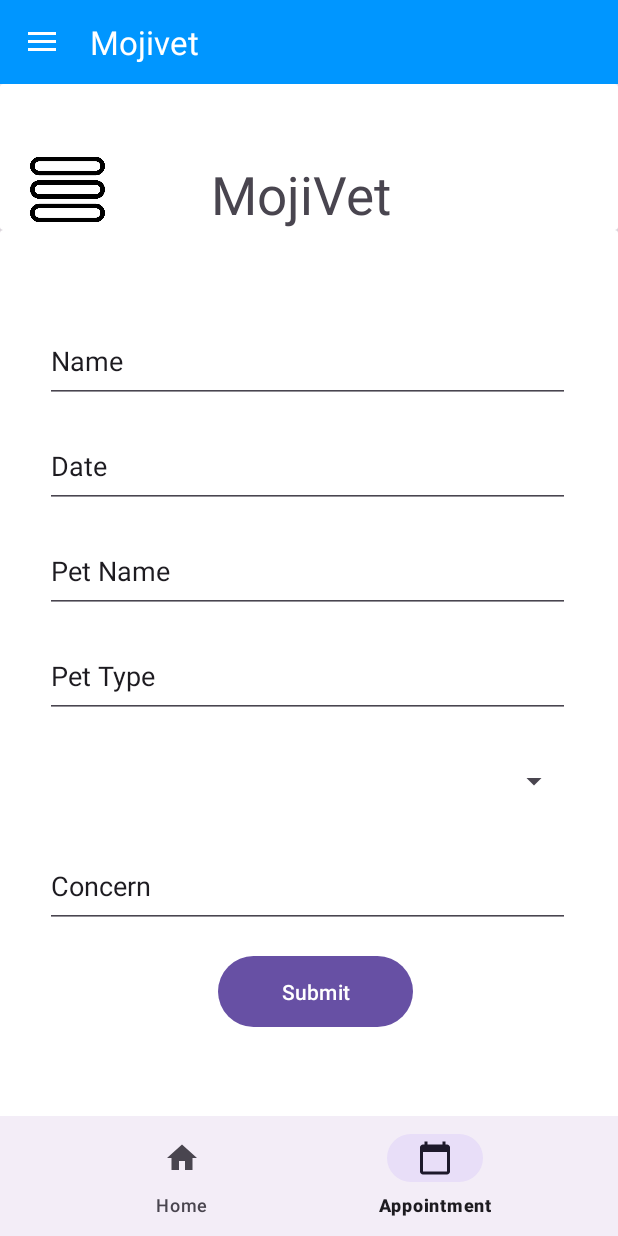
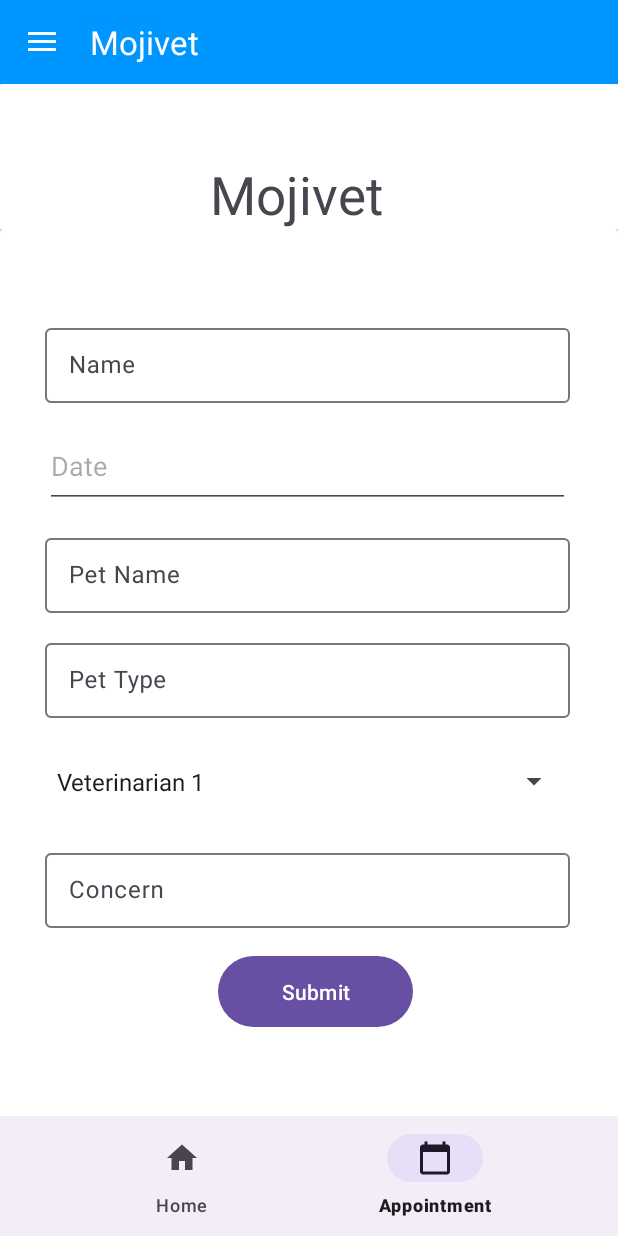
Before and after one commit to jamessysystem/Mojivet-Android, an Android app: the screen it shows after launch (MainActivity), item 2 of the bottom bar chosen, on a phone screen of 412 x 824 dp. Run offline under Robolectric (Android 15) with nearby library versions, the phone set to English and light mode, and no system bars.

Commit message:
fixed fragment_appointment.xml
Signed-off-by: Jamessysystem <smenardjames@gmail.com>

```diff
--- a/app/src/main/java/com/example/mojivet/nav_bottom/Appointment.kt
+++ b/app/src/main/java/com/example/mojivet/nav_bottom/Appointment.kt
@@ -3,9 +3,13 @@ package com.example.mojivet.nav_bottom
 import android.os.Bundle
 import androidx.fragment.app.Fragment
 import android.view.LayoutInflater
+import android.widget.AdapterView
+import android.widget.ArrayAdapter
+import android.widget.Spinner
 import android.view.View
 import android.view.ViewGroup
 import com.example.mojivet.R
+import java.util.Calendar
 
 // TODO: Rename parameter arguments, choose names that match
 // the fragment initialization parameters, e.g. ARG_ITEM_NUMBER
@@ -18,18 +22,8 @@ private const val ARG_PARAM2 = "param2"
  * create an instance of this fragment.
  */
 class Appointment : Fragment() {
-    // TODO: Rename and change types of parameters
-    private var param1: String? = null
-    private var param2: String? = null
-
-    override fun onCreate(savedInstanceState: Bundle?) {
-        super.onCreate(savedInstanceState)
-        arguments?.let {
-            param1 = it.getString(ARG_PARAM1)
-            param2 = it.getString(ARG_PARAM2)
-        }
-    }
-
+    private lateinit var spinner: Spinner
+    private val calendar = Calendar.getInstance()
     override fun onCreateView(
         inflater: LayoutInflater, container: ViewGroup?,
         savedInstanceState: Bundle?
@@ -37,24 +31,28 @@ class Appointment : Fragment() {
         // Inflate the layout for this fragment
         return inflater.inflate(R.layout.fragment_appointment, container, false)
     }
+    override fun onViewCreated(view: View, savedInstanceState: Bundle?) {
+        super.onViewCreated(view, savedInstanceState)
 
-    companion object {
-        /**
-         * Use this factory method to create a new instance of
-         * this fragment using the provided parameters.
-         *
-         * @param param1 Parameter 1.
-         * @param param2 Parameter 2.
-         * @return A new instance of fragment Appointment.
-         */
-        // TODO: Rename and change types and number of parameters
-        @JvmStatic
-        fun newInstance(param1: String, param2: String) =
-            Appointment().apply {
-                arguments = Bundle().apply {
-                    putString(ARG_PARAM1, param1)
-                    putString(ARG_PARAM2, param2)
-                }
+        spinner = view.findViewById(R.id.spin_vet)
+
+
+        val choices = arrayOf("Veterinarian 1", "Veterinarian 2", "Veterinarian 3")
+
+        val adapter = ArrayAdapter(requireContext(), android.R.layout.simple_spinner_item, choices)
+        adapter.setDropDownViewResource(android.R.layout.simple_spinner_dropdown_item)
+        spinner.adapter = adapter
+
+        // Optionally, you can add a listener to handle spinner item selection
+        spinner.onItemSelectedListener = object : AdapterView.OnItemSelectedListener {
+            override fun onItemSelected(parent: AdapterView<*>?, view: View?, position: Int, id: Long) {
+                val selectedItem = parent?.getItemAtPosition(position).toString()
+                // Do something with the selected item
             }
+
+            override fun onNothingSelected(parent: AdapterView<*>?) {
+                // Do something when nothing is selected
+            }
+        }
     }
 }
--- a/app/src/main/res/layout/fragment_appointment.xml
+++ b/app/src/main/res/layout/fragment_appointment.xml
@@ -10,28 +10,16 @@
     <androidx.cardview.widget.CardView
         android:layout_width="match_parent"
         android:layout_height="wrap_content">
-    <ImageView
-        android:layout_width="50dp"
-        android:layout_height="50dp"
-        android:layout_marginTop="45dp"
-        android:layout_marginLeft="20dp"
-        android:src="@drawable/borger"
-        >
-
-    </ImageView>
 
     <TextView
 
         android:layout_width="wrap_content"
         android:layout_height="wrap_content"
         android:gravity="center"
-        android:text="MojiVet"
+        android:text="@string/mojivet"
         android:layout_marginTop="50dp"
-
-        android:textSize="35dp"
-        android:layout_marginLeft="140dp"
-
-
+        android:textSize="35sp"
+        android:layout_marginStart="140dp"
         />
 
     </androidx.cardview.widget.CardView>
@@ -40,62 +28,84 @@
     <androidx.cardview.widget.CardView
         android:layout_width="match_parent"
         android:layout_height="match_parent">
-        <EditText
 
-            android:text="Name"
+        <com.google.android.material.textfield.TextInputLayout
             android:layout_width="350dp"
             android:layout_height="55dp"
+            android:hint="@string/name"
             android:layout_marginTop="60dp"
-            android:layout_marginLeft="30dp"
-            android:textAlignment="viewStart">
+            android:layout_marginStart="30dp">
 
-        </EditText>
+            <com.google.android.material.textfield.TextInputEditText
+                android:layout_width="match_parent"
+                android:layout_height="wrap_content" />
+
+        </com.google.android.material.textfield.TextInputLayout>
+
         <EditText
             android:layout_width="350dp"
             android:layout_height="55dp"
-            android:text="Date"
+            android:hint="@string/date"
             android:layout_marginTop="130dp"
-            android:layout_marginLeft="30dp">
+            android:layout_marginStart="30dp"/>
 
-        </EditText>
-        <EditText
-            android:text="Pet Name"
+        <com.google.android.material.textfield.TextInputLayout
             android:layout_width="350dp"
             android:layout_height="55dp"
+            android:hint="@string/pet_name"
             android:layout_marginTop="200dp"
-            android:layout_marginLeft="30dp">
+            android:layout_marginStart="30dp"
+            android:textAlignment="viewStart">
 
-        </EditText>
-        <EditText
-            android:text="Pet Type"
+            <com.google.android.material.textfield.TextInputEditText
+                android:layout_width="match_parent"
+                android:layout_height="wrap_content"/>
+
+        </com.google.android.material.textfield.TextInputLayout>
+
+        <com.google.android.material.textfield.TextInputLayout
             android:layout_width="350dp"
             android:layout_height="55dp"
+            android:hint="@string/pet_type"
             android:layout_marginTop="270dp"
-            android:layout_marginLeft="30dp">
+            android:layout_marginStart="30dp"
+            android:textAlignment="viewStart">
 
-        </EditText>
+            <com.google.android.material.textfield.TextInputEditText
+                android:layout_width="match_parent"
+                android:layout_height="wrap_content"/>
+
+        </com.google.android.material.textfield.TextInputLayout>
+
         <Spinner
-            android:text="Choose Veterinarian"
+            android:id="@+id/spin_vet"
+            android:text="@string/choose_veterinarian"
             android:layout_width="350dp"
             android:layout_height="55dp"
             android:layout_marginTop="340dp"
-            android:layout_marginLeft="30dp">
+            android:layout_marginStart="30dp">
+        </Spinner>
 
-        </Spinner>
-        <EditText
-            android:text="Concern"
+        <com.google.android.material.textfield.TextInputLayout
             android:layout_width="350dp"
             android:layout_height="55dp"
+            android:hint="@string/concern"
             android:layout_marginTop="410dp"
-            android:layout_marginLeft="30dp">
+            android:layout_marginStart="30dp"
+            android:textAlignment="viewStart">
 
-        </EditText>
+            <com.google.android.material.textfield.TextInputEditText
+                android:layout_width="match_parent"
+                android:layout_height="wrap_content"/>
+
+        </com.google.android.material.textfield.TextInputLayout>
+
         <Button
             android:layout_width="130dp"
             android:layout_height="55dp"
             android:layout_marginTop="480dp"
-            android:layout_marginLeft="145dp"
-            android:text="Submit">
+            android:layout_marginStart="145dp"
+            android:text="@string/submit">
 
         </Button>
 
--- a/app/src/main/res/values/strings.xml
+++ b/app/src/main/res/values/strings.xml
@@ -13,16 +13,22 @@
     <string name="about_us">About Us</string>
     <string name="mojivet">Mojivet</string>
     <string name="forgot_password">Forgot Password</string>
-    <string name="email">EMAIL</string>
+    <string name="email">Email</string>
     <string name="example_gmail_com">example@gmail.com</string>
     <string name="send_code">Send Code</string>
     <string name="create_new_account">Create New Account</string>
     <string name="already_registered">Already Registered?</string>
     <string name="log_in_here">Log in here.</string>
-    <string name="name">NAME</string>
+    <string name="name">Name</string>
     <string name="juan_dela_cruz">Juan Dela Cruz</string>
-    <string name="password">PASSWORD</string>
-    <string name="confirm_password">CONFIRM PASSWORD</string>
+    <string name="password">Password</string>
+    <string name="confirm_password">Confirm Password</string>
     <string name="char_pass">********</string>
     <string name="sign_up">Sign up</string>
+    <string name="date">Date</string>
+    <string name="pet_name">Pet Name</string>
+    <string name="pet_type">Pet Type</string>
+    <string name="submit">Submit</string>
+    <string name="concern">Concern</string>
+    <string name="choose_veterinarian">Choose Veterinarian</string>
 </resources>
```
